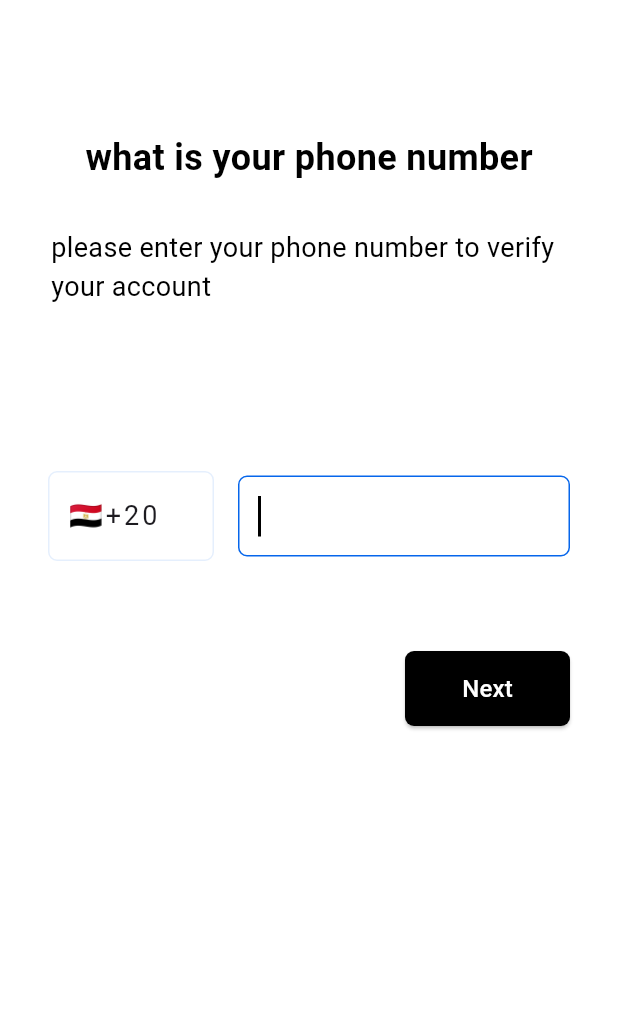
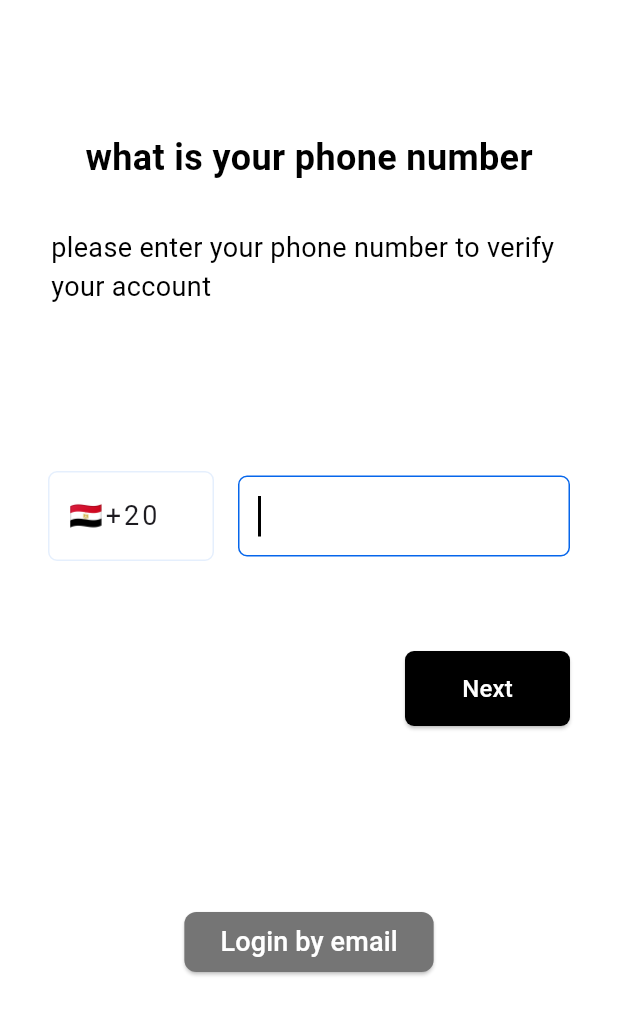
Before and after one commit to AbdallahLabib/my_project, a Flutter app: the screen it shows after launch, on a phone screen of 412 x 824 dp. Shown: the top 1015 px of the screen. Run offline on Flutter 3.47's test engine with Material 3 defaults, Android fonts, the phone set to English and light mode, and no system bars; our stand-ins replace bloc, dartz, equatable, firebase_auth, firebase_core, firebase_messaging and 5 more; accounts and stored records are empty.

Commit message:
Add login with Email & Password feature
-Create Email Login Screen
-Create button to navigate to EmailLoginScreen
-Handle the routing and Navigation

```diff
--- a/lib/app_router.dart
+++ b/lib/app_router.dart
@@ -1,6 +1,7 @@
 import 'package:firebase_messaging/firebase_messaging.dart';
 import 'package:flutter/material.dart';
 import 'package:flutter_bloc/flutter_bloc.dart';
+import 'package:flutter_maps/features/email_and_password/presentation/screens/email_login_screen.dart';
 import 'package:flutter_maps/features/phone_number_authentication/presentation/bloc/phone_auth_bloc.dart';
 import 'package:flutter_maps/features/phone_number_authentication/presentation/screens/login_screen.dart';
 import 'package:flutter_maps/features/phone_number_authentication/presentation/screens/otp_screen.dart';
@@ -54,6 +55,9 @@ class AppRouter {
             arguments: settings.arguments,
           ),
         );
+
+        case emailLoginScreen:
+        return MaterialPageRoute(builder: (_) => const EmailLoginScreen());
     }
     return null;
   }
--- a/lib/core/constants/paths.dart
+++ b/lib/core/constants/paths.dart
@@ -2,3 +2,4 @@ const loginScreen = '/' ;
 const otpScreen = '/otpScreen';
 const mapScreen = '/mapScreen';
 const notificationScreen = '/notificationScreen';
+const emailLoginScreen = '/emailLoginScreen' ;
--- a/lib/features/phone_number_authentication/presentation/screens/login_screen.dart
+++ b/lib/features/phone_number_authentication/presentation/screens/login_screen.dart
@@ -1,4 +1,5 @@
 import 'package:flutter/material.dart';
+import 'package:flutter_maps/features/phone_number_authentication/presentation/widgets/login_screen_widget.dart/build_by_email_button.dart';
 import 'package:flutter_maps/features/phone_number_authentication/presentation/widgets/login_screen_widget.dart/build_form_field.dart';
 import 'package:flutter_maps/features/phone_number_authentication/presentation/widgets/login_screen_widget.dart/build_intro_text.dart';
 import 'package:flutter_maps/features/phone_number_authentication/presentation/widgets/login_screen_widget.dart/build_next_button.dart';
@@ -18,6 +19,7 @@ class LoginScreen extends StatelessWidget {
           key: phoneFormKey,
           child: Container(
             margin: const EdgeInsets.symmetric(horizontal: 32, vertical: 88),
+            child: SingleChildScrollView(
               child: Column(
                 crossAxisAlignment: CrossAxisAlignment.start,
                 children: [
@@ -27,8 +29,14 @@ class LoginScreen extends StatelessWidget {
                   ),
                   const BuildFormField(),
                   const SizedBox(height: 60),
-                BuildNextButton(phoneFormKey: phoneFormKey, phoneNumber: '',),
+                  BuildNextButton(
+                    phoneFormKey: phoneFormKey,
+                    phoneNumber: '',
+                  ),
+                  const SizedBox(height: 120,),
+                  const BuildLoginByEmailButton()
                 ],
+              ),
             ),
           ),
         ),
--- /dev/null
+++ b/lib/features/phone_number_authentication/presentation/widgets/login_screen_widget.dart/build_by_email_button.dart
@@ -0,0 +1,29 @@
+import 'package:flutter/material.dart';
+import 'package:flutter_maps/core/constants/paths.dart';
+
+class BuildLoginByEmailButton extends StatelessWidget {
+  const BuildLoginByEmailButton({super.key});
+
+  @override
+  Widget build(BuildContext context) {
+    return Align(
+      alignment: Alignment.center,
+      child: ElevatedButton(
+        onPressed: () {
+          Navigator.of(context).pushNamed(emailLoginScreen);
+        },
+        style: ElevatedButton.styleFrom(
+            backgroundColor: Colors.grey[600],
+            shape:
+                RoundedRectangleBorder(borderRadius: BorderRadius.circular(8))),
+        child: const Text(
+          'Login by email',
+          style: TextStyle(
+            color: Colors.white,
+            fontSize: 18,
+          ),
+        ),
+      ),
+    );
+  }
+}
```
Also changed, not shown: lib/features/email_and_password/presentation/screens/email_login_screen.dart (added, +129 -0 lines), 1 other file. Lines whose indentation alone changed are shown as unchanged.
